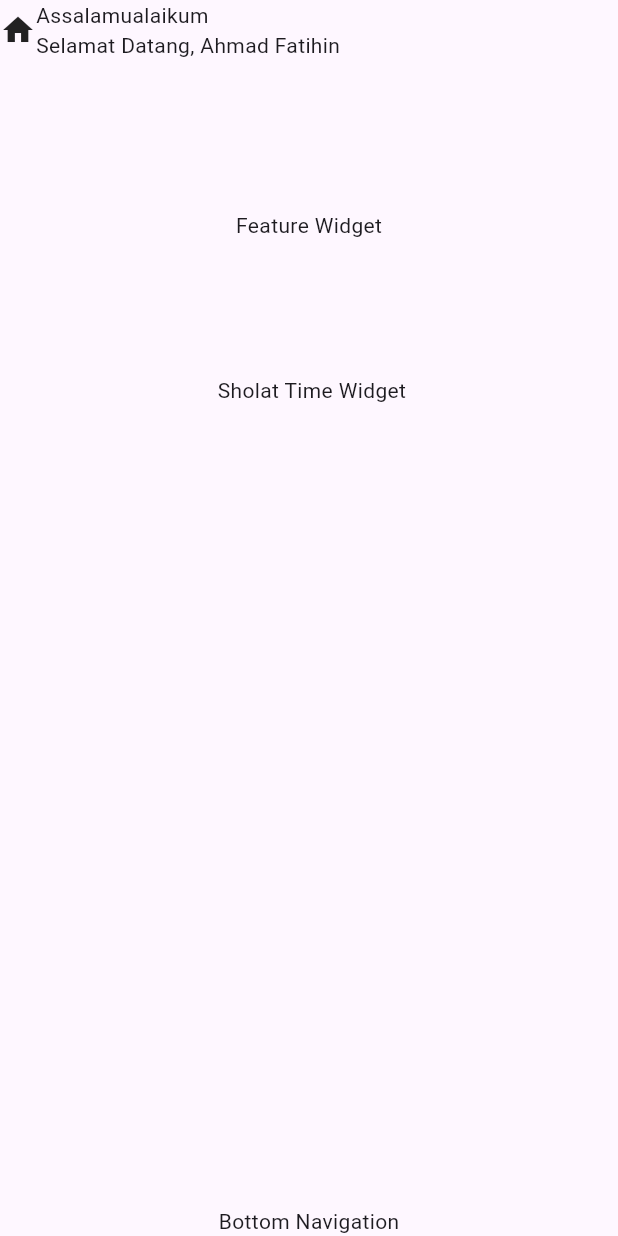
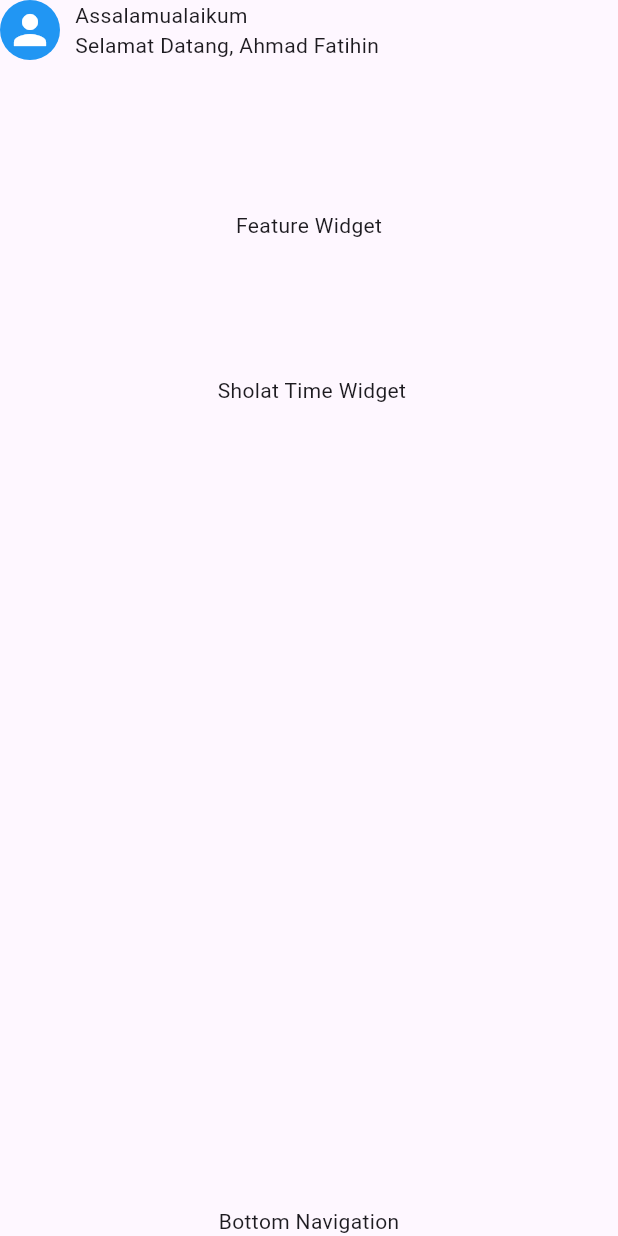
Before and after one commit to ahmadfatihin/Alif-Quran, a Flutter app: the screen it shows after launch, on a phone screen of 412 x 824 dp. Run offline on Flutter 3.47's test engine with Material 3 defaults, Android fonts, the phone set to English and light mode, and no system bars; our stand-ins replace bloc, connectivity_plus, dio, equatable, freezed_annotation, get_it and 4 more; generated files the repository leaves out were written again.

Commit message:
feat: create circle avatar widget

```diff
--- /dev/null
+++ b/lib/core/design_system/circular_avatar_widget.dart
@@ -0,0 +1,23 @@
+import 'package:flutter/material.dart';
+
+class CircularAvatarWidget extends StatelessWidget {
+  final double size;
+
+  const CircularAvatarWidget({
+    Key? key,
+    required this.size,
+  }) : super(key: key);
+
+  @override
+  Widget build(BuildContext context) {
+    return CircleAvatar(
+      radius: size / 2,
+      backgroundColor: Colors.blue,
+      child: Icon(
+        Icons.person,
+        size: size * 0.8,
+        color: Colors.white,
+      ), // Placeholder background color
+    );
+  }
+}
--- a/lib/features/home/ui/widgets/home_header_widget.dart
+++ b/lib/features/home/ui/widgets/home_header_widget.dart
@@ -1,3 +1,4 @@
+import 'package:alif_quran/core/design_system/circular_avatar_widget.dart';
 import 'package:flutter/material.dart';
 
 class HomeHeaderWidget extends StatelessWidget {
@@ -7,7 +8,8 @@ class HomeHeaderWidget extends StatelessWidget {
   Widget build(BuildContext context) {
     return const Row(
       children: [
-        Icon(Icons.home),
+        CircularAvatarWidget(size: 40),
+        SizedBox(width: 10),
         Column(
           crossAxisAlignment: CrossAxisAlignment.start,
           children: [
```
